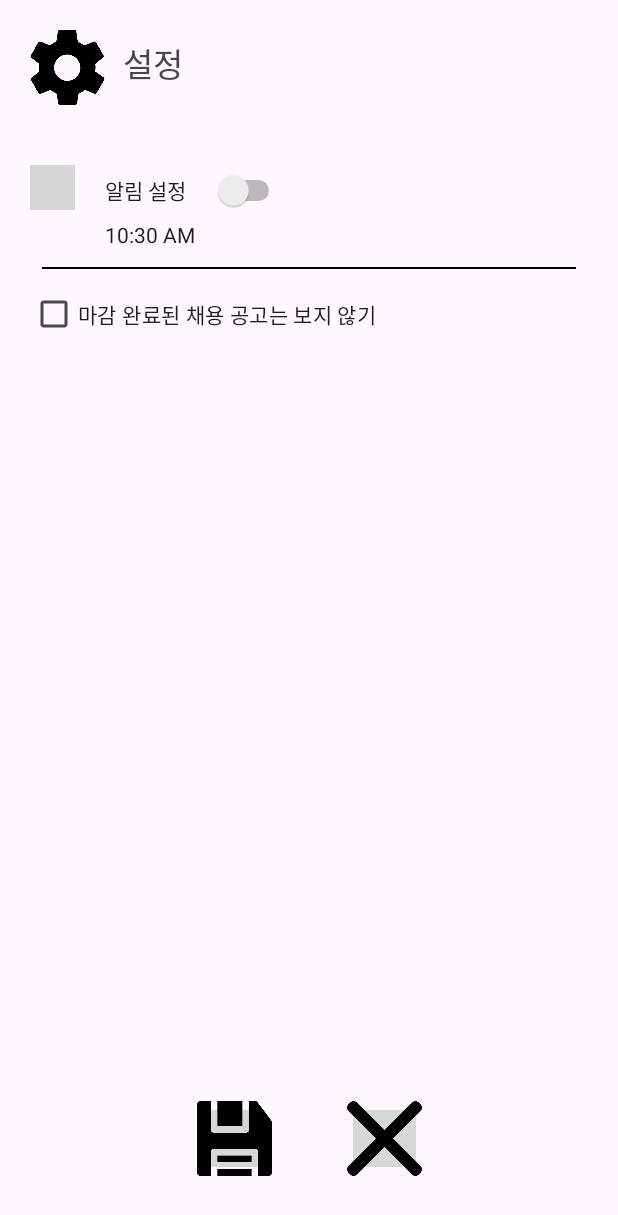
After one commit to tl1l1l1s/job-search-mobile-project, an Android app: the layout activity_setting.xml on its own in the app's theme, with its tools: preview values and no code run, on a phone screen of 412 x 824 dp. The commit adds this screen. Shown: the top 1215 px of the screen. Run offline under Robolectric (Android 15) with nearby library versions, the phone set to English and light mode, and no system bars; grey boxes are pictures that could not be loaded.

Commit message:
Feature: setting page UI

```diff
--- a/app/src/main/res/layout/activity_detail.xml
+++ b/app/src/main/res/layout/activity_detail.xml
@@ -177,8 +177,9 @@
             android:layout_width="match_parent"
             android:layout_height="1dp"
             android:layout_centerInParent="true"
-            android:layout_marginLeft="4dp"
+            android:layout_marginLeft="8dp"
             android:layout_marginTop="10dp"
+            android:layout_marginRight="8dp"
             android:layout_marginBottom="10dp"
             android:background="#000000" />
 
--- /dev/null
+++ b/app/src/main/res/layout/activity_setting.xml
@@ -0,0 +1,119 @@
+<?xml version="1.0" encoding="utf-8"?>
+<androidx.constraintlayout.widget.ConstraintLayout xmlns:android="http://schemas.android.com/apk/res/android"
+    xmlns:app="http://schemas.android.com/apk/res-auto"
+    xmlns:tools="http://schemas.android.com/tools"
+    android:layout_width="match_parent"
+    android:layout_height="match_parent">
+
+    <ImageView
+        android:id="@+id/imgSetting"
+        android:layout_width="50dp"
+        android:layout_height="50dp"
+        android:layout_marginStart="20dp"
+        android:layout_marginTop="20dp"
+        app:layout_constraintStart_toStartOf="parent"
+        app:layout_constraintTop_toTopOf="parent"
+        app:srcCompat="@drawable/settings" />
+
+    <TextView
+        android:id="@+id/settingTitle"
+        android:layout_width="wrap_content"
+        android:layout_height="wrap_content"
+        android:layout_marginStart="12dp"
+        android:layout_marginTop="25dp"
+        android:text="설정"
+        android:textSize="22sp"
+        app:layout_constraintStart_toEndOf="@+id/imgSetting"
+        app:layout_constraintTop_toTopOf="parent" />
+
+    <LinearLayout
+        android:layout_width="match_parent"
+        android:layout_height="500dp"
+        android:layout_marginStart="20dp"
+        android:layout_marginTop="40dp"
+        android:layout_marginEnd="20dp"
+        android:orientation="vertical"
+        app:layout_constraintEnd_toEndOf="parent"
+        app:layout_constraintStart_toStartOf="parent"
+        app:layout_constraintTop_toBottomOf="@+id/imgSetting">
+
+        <LinearLayout
+            android:layout_width="match_parent"
+            android:layout_height="wrap_content"
+            android:orientation="horizontal">
+
+            <ImageView
+                android:id="@+id/imgAlarm"
+                android:layout_width="30dp"
+                android:layout_height="30dp"
+                app:srcCompat="@drawable/notification" />
+
+            <Switch
+                android:id="@+id/switchAlarm"
+                android:layout_width="wrap_content"
+                android:layout_height="wrap_content"
+                android:layout_marginLeft="20dp"
+                android:layout_marginTop="3dp"
+                android:switchPadding="18dp"
+                android:text="알림 설정" />
+
+        </LinearLayout>
+
+        <TextClock
+            android:id="@+id/setClockAlarm"
+            android:layout_width="wrap_content"
+            android:layout_height="wrap_content"
+            android:layout_marginLeft="50dp"
+            android:layout_marginTop="6dp" />
+
+        <View
+            android:layout_width="match_parent"
+            android:layout_height="1dp"
+            android:layout_centerInParent="true"
+            android:layout_marginLeft="8dp"
+            android:layout_marginTop="12dp"
+            android:layout_marginRight="8dp"
+            android:background="#000000" />
+
+        <CheckBox
+            android:id="@+id/checkBox"
+            android:layout_width="match_parent"
+            android:layout_height="wrap_content"
+            android:layout_marginTop="6dp"
+            android:text="마감 완료된 채용 공고는 보지 않기" />
+
+    </LinearLayout>
+
+    <LinearLayout
+        android:layout_width="150dp"
+        android:layout_height="wrap_content"
+        android:layout_marginBottom="40dp"
+        android:baselineAligned="true"
+        android:orientation="horizontal"
+        app:layout_constraintBottom_toBottomOf="parent"
+        app:layout_constraintEnd_toEndOf="parent"
+        app:layout_constraintStart_toStartOf="parent">
+
+        <ImageButton
+            android:id="@+id/btnSave"
+            android:layout_width="50dp"
+            android:layout_height="50dp"
+            android:padding="0sp"
+            android:scaleType="centerCrop"
+            app:srcCompat="@drawable/save" />
+
+        <Space
+            android:layout_width="0dp"
+            android:layout_height="1dp"
+            android:layout_weight="1"></Space>
+
+        <ImageButton
+            android:id="@+id/btnCancel"
+            android:layout_width="50dp"
+            android:layout_height="50dp"
+            android:padding="0sp"
+            android:scaleType="centerCrop"
+            app:srcCompat="@drawable/cancel" />
+    </LinearLayout>
+
+</androidx.constraintlayout.widget.ConstraintLayout>
```
